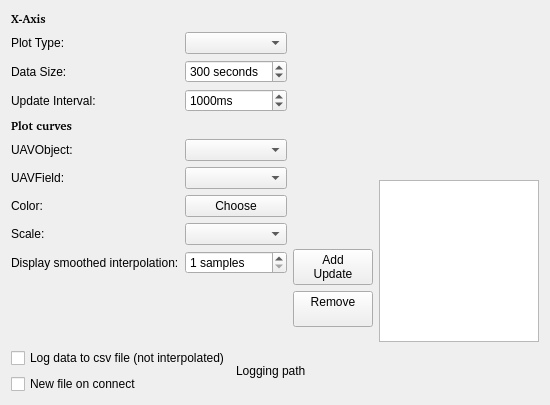
Above: ground/openpilotgcs/src/plugins/scope/scopegadgetoptionspage.ui from openpilot/OpenPilot before the change. Below: the same form after it.
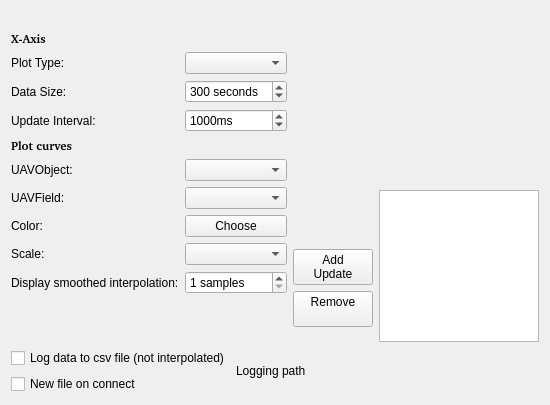
That is the form after the change. Custom widgets are drawn as their Qt base class.

Commit message: Add warning to let user know if Scope refresh interval is quicker than the telemetry data

What changed in the file:
```diff
--- a/ground/openpilotgcs/src/plugins/scope/scopegadgetoptionspage.ui
+++ b/ground/openpilotgcs/src/plugins/scope/scopegadgetoptionspage.ui
@@ -14,6 +14,60 @@
    <string>Form</string>
   </property>
   <layout class="QVBoxLayout" name="verticalLayout_6">
+   <item>
+    <layout class="QHBoxLayout" name="horizontalLayout_3">
+     <item>
+      <widget class="QLabel" name="lblWarnings">
+       <property name="enabled">
+        <bool>true</bool>
+       </property>
+       <property name="palette">
+        <palette>
+         <active>
+          <colorrole role="WindowText">
+           <brush brushstyle="SolidPattern">
+            <color alpha="255">
+             <red>255</red>
+             <green>0</green>
+             <blue>0</blue>
+            </color>
+           </brush>
+          </colorrole>
+         </active>
+         <inactive>
+          <colorrole role="WindowText">
+           <brush brushstyle="SolidPattern">
+            <color alpha="255">
+             <red>255</red>
+             <green>0</green>
+             <blue>0</blue>
+            </color>
+           </brush>
+          </colorrole>
+         </inactive>
+         <disabled>
+          <colorrole role="WindowText">
+           <brush brushstyle="SolidPattern">
+            <color alpha="255">
+             <red>120</red>
+             <green>120</green>
+             <blue>120</blue>
+            </color>
+           </brush>
+          </colorrole>
+         </disabled>
+        </palette>
+       </property>
+       <property name="lineWidth">
+        <number>1</number>
+       </property>
+       <property name="text">
+        <string/>
+       </property>
+      </widget>
+     </item>
+    </layout>
+   </item>
    <item>
     <layout class="QHBoxLayout" name="horizontalLayout">
      <property name="sizeConstraint">
```
The commit also changes 2 other files.
